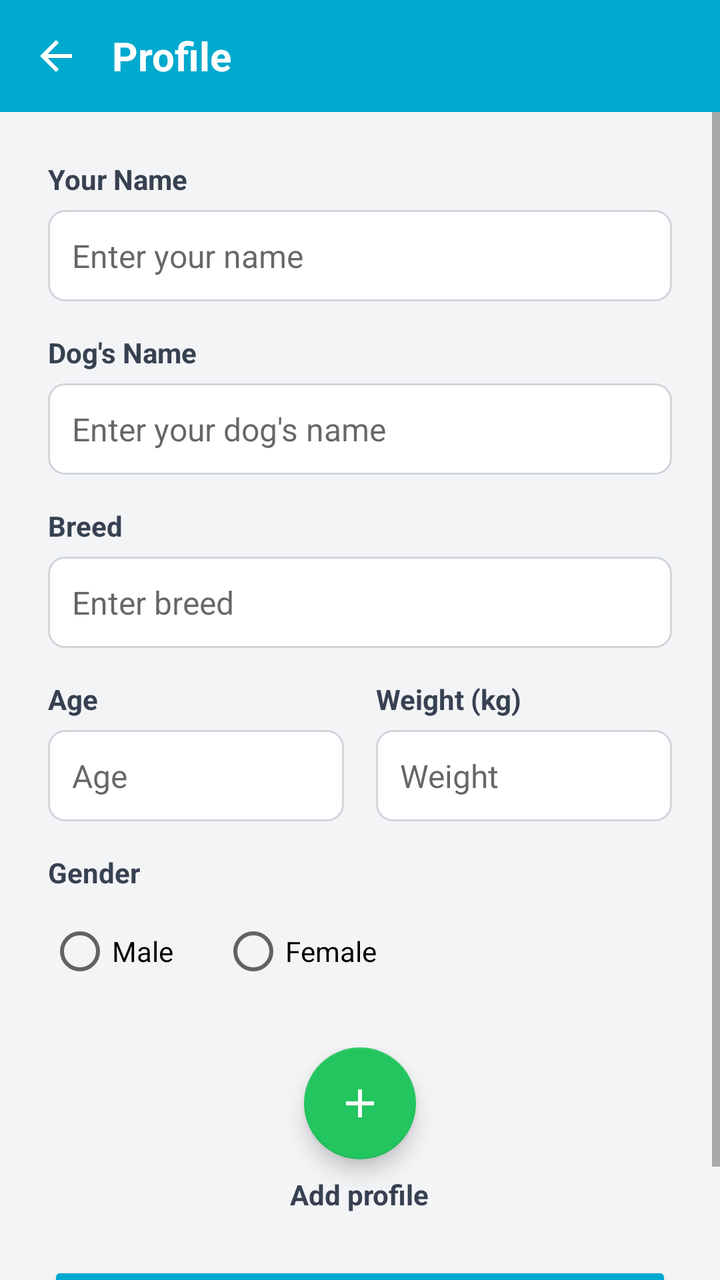
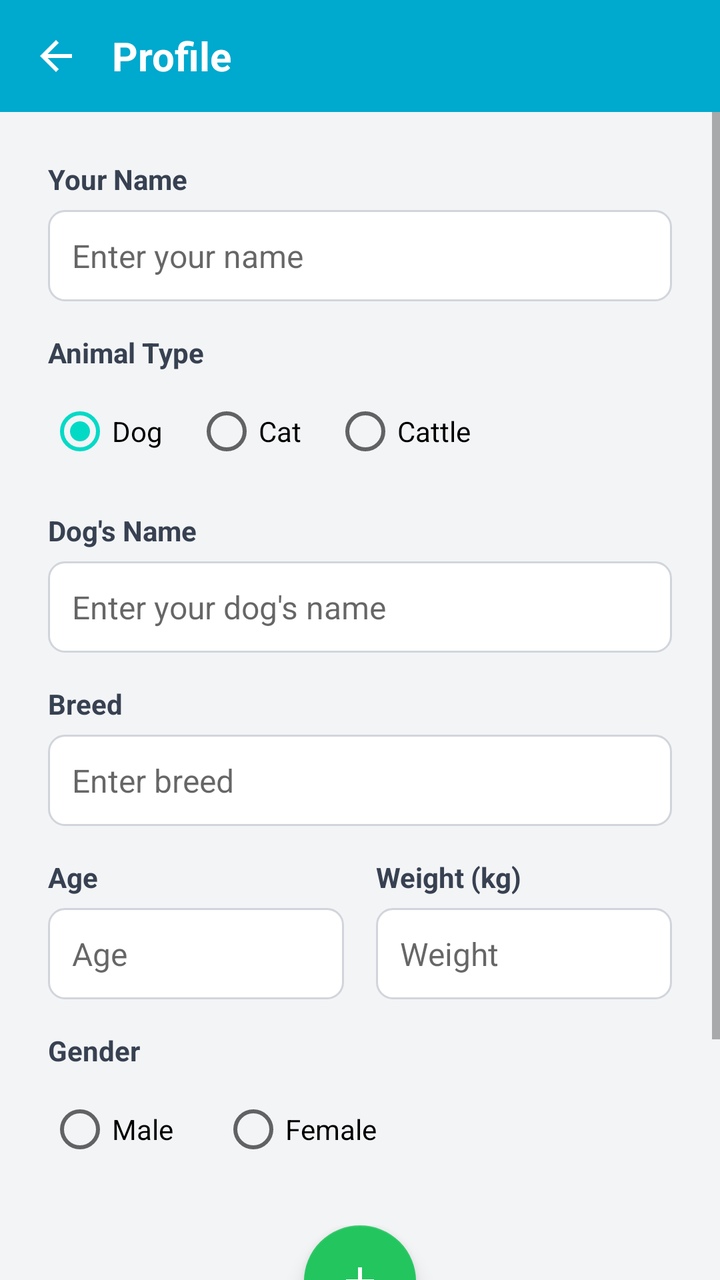

Before-and-after screenshots of an Android layout around one commit, followed by the original layout XML and the change that was made.
<!-- AndroidManifest.xml: application theme Theme.TagMobile -->
<!-- res/layout/activity_add_profile.xml -->
<?xml version="1.0" encoding="utf-8"?>
<LinearLayout xmlns:android="http://schemas.android.com/apk/res/android"
    xmlns:app="http://schemas.android.com/apk/res-auto"
    android:layout_width="match_parent"
    android:layout_height="match_parent"
    android:orientation="vertical"
    android:background="#F3F4F6">

    <LinearLayout
        android:layout_width="match_parent"
        android:layout_height="56dp"
        android:background="#00A9CE"
        android:gravity="center_vertical"
        android:paddingHorizontal="4dp">

        <ImageButton
            android:id="@+id/backBtn"
            android:layout_width="48dp"
            android:layout_height="48dp"
            android:background="?attr/selectableItemBackgroundBorderless"
            android:src="@drawable/ic_back"
            android:contentDescription="Back" />

        <TextView
            android:layout_width="wrap_content"
            android:layout_height="wrap_content"
            android:text="@string/profile"
            android:textColor="@android:color/white"
            android:textSize="20sp"
            android:textStyle="bold"
            android:layout_marginStart="4dp" />
    </LinearLayout>

    <ScrollView
        android:layout_width="match_parent"
        android:layout_height="0dp"
        android:layout_weight="1"
        android:fillViewport="false"
        android:isScrollContainer="true">

        <LinearLayout
            android:id="@+id/formLayout"
            android:layout_width="match_parent"
            android:layout_height="wrap_content"
            android:orientation="vertical"
            android:padding="24dp">

            <TextView
                android:layout_width="wrap_content"
                android:layout_height="wrap_content"
                android:text="Your Name"
                android:textStyle="bold"
                android:textSize="14sp"
                android:textColor="#374151"
                android:layout_marginBottom="6dp" />
            <EditText
                android:id="@+id/nameInput"
                android:layout_width="match_parent"
                android:layout_height="wrap_content"
                android:hint="Enter your name"
                android:inputType="textPersonName"
                android:padding="12dp"
                android:background="@drawable/bg_input"
                android:textSize="16sp"
                android:layout_marginBottom="16dp" />

            <TextView
                android:layout_width="wrap_content"
                android:layout_height="wrap_content"
                android:text="Dog's Name"
                android:textStyle="bold"
                android:textSize="14sp"
                android:textColor="#374151"
                android:layout_marginBottom="6dp" />
            <EditText
                android:id="@+id/dogNameInput"
                android:layout_width="match_parent"
                android:layout_height="wrap_content"
                android:hint="Enter your dog's name"
                android:inputType="textPersonName"
                android:padding="12dp"
                android:background="@drawable/bg_input"
                android:textSize="16sp"
                android:layout_marginBottom="16dp" />

            <TextView
                android:layout_width="wrap_content"
                android:layout_height="wrap_content"
                android:text="Breed"
                android:textStyle="bold"
                android:textSize="14sp"
                android:textColor="#374151"
                android:layout_marginBottom="6dp" />
            <EditText
                android:id="@+id/breedInput"
                android:layout_width="match_parent"
                android:layout_height="wrap_content"
                android:hint="Enter breed"
                android:inputType="text"
                android:padding="12dp"
                android:background="@drawable/bg_input"
                android:textSize="16sp"
                android:layout_marginBottom="16dp" />

            <LinearLayout
                android:layout_width="match_parent"
                android:layout_height="wrap_content"
                android:orientation="horizontal"
                android:baselineAligned="false"
                android:layout_marginBottom="16dp">

                <LinearLayout
                    android:layout_width="0dp"
                    android:layout_height="wrap_content"
                    android:layout_weight="1"
                    android:orientation="vertical"
                    android:layout_marginEnd="8dp">
                    <TextView
                        android:layout_width="wrap_content"
                        android:layout_height="wrap_content"
                        android:text="Age"
                        android:textStyle="bold"
                        android:textSize="14sp"
                        android:textColor="#374151"
                        android:layout_marginBottom="6dp" />
                    <EditText
                        android:id="@+id/ageInput"
                        android:layout_width="match_parent"
                        android:layout_height="wrap_content"
                        android:hint="Age"
                        android:inputType="numberDecimal"
                        android:padding="12dp"
                        android:background="@drawable/bg_input"
                        android:textSize="16sp" />
                </LinearLayout>

                <LinearLayout
                    android:layout_width="0dp"
                    android:layout_height="wrap_content"
                    android:layout_weight="1"
                    android:orientation="vertical"
                    android:layout_marginStart="8dp">
                    <TextView
                        android:layout_width="wrap_content"
                        android:layout_height="wrap_content"
                        android:text="Weight (kg)"
                        android:textStyle="bold"
                        android:textSize="14sp"
                        android:textColor="#374151"
                        android:layout_marginBottom="6dp" />
                    <EditText
                        android:id="@+id/weightInput"
                        android:layout_width="match_parent"
                        android:layout_height="wrap_content"
                        android:hint="Weight"
                        android:inputType="numberDecimal"
                        android:padding="12dp"
                        android:background="@drawable/bg_input"
                        android:textSize="16sp" />
                </LinearLayout>
            </LinearLayout>

            <TextView
                android:layout_width="wrap_content"
                android:layout_height="wrap_content"
                android:text="Gender"
                android:textStyle="bold"
                android:textSize="14sp"
                android:textColor="#374151"
                android:layout_marginBottom="6dp" />
            <RadioGroup
                android:id="@+id/genderGroup"
                android:layout_width="match_parent"
                android:layout_height="wrap_content"
                android:orientation="horizontal"
                android:layout_marginBottom="24dp">
                <RadioButton
                    android:id="@+id/radioMale"
                    android:layout_width="wrap_content"
                    android:layout_height="wrap_content"
                    android:text="Male"
                    android:layout_marginEnd="24dp"/>
                <RadioButton
                    android:id="@+id/radioFemale"
                    android:layout_width="wrap_content"
                    android:layout_height="wrap_content"
                    android:text="Female" />
            </RadioGroup>

            <LinearLayout
                android:layout_width="match_parent"
                android:layout_height="wrap_content"
                android:orientation="vertical"
                android:gravity="center_horizontal"
                android:layout_marginBottom="24dp">

                <com.google.android.material.floatingactionbutton.FloatingActionButton
                    android:id="@+id/addProfileBtn"
                    android:layout_width="wrap_content"
                    android:layout_height="wrap_content"
                    android:contentDescription="@string/add_profile"
                    app:backgroundTint="#22C55E"
                    app:tint="#FFFFFF"
                    app:srcCompat="@drawable/ic_add" />

                <TextView
                    android:layout_width="wrap_content"
                    android:layout_height="wrap_content"
                    android:layout_marginTop="8dp"
                    android:text="@string/add_profile"
                    android:textColor="#374151"
                    android:textStyle="bold"
                    android:textSize="14sp" />
            </LinearLayout>

            <Button
                android:id="@+id/saveProfileBtn"
                android:layout_width="match_parent"
                android:layout_height="wrap_content"
                android:text="@string/finish_save"
                android:backgroundTint="#00A9CE"
                android:textColor="#FFFFFF"
                android:textStyle="bold"
                android:padding="14dp" />
        </LinearLayout>
    </ScrollView>
</LinearLayout>
<!-- resources referenced by this layout -->
<resources>
  <!-- drawable bg_input (drawable) -->
  <?xml version="1.0" encoding="utf-8"?>
  <shape xmlns:android="http://schemas.android.com/apk/res/android">
      <solid android:color="#FFFFFF" />
      <stroke android:width="1dp" android:color="#D1D5DB" />
      <corners android:radius="8dp" />
      <padding android:left="12dp" android:top="12dp" android:right="12dp" android:bottom="12dp" />
  </shape>
  <!-- drawable ic_add (drawable) -->
  <?xml version="1.0" encoding="utf-8"?>
  <vector xmlns:android="http://schemas.android.com/apk/res/android"
      android:width="24dp"
      android:height="24dp"
      android:viewportWidth="24"
      android:viewportHeight="24">
      <path
          android:fillColor="#FFFFFFFF"
          android:pathData="M19,13H13v6h-2v-6H5v-2h6V5h2v6h6v2z" />
  </vector>
  <!-- drawable ic_back (drawable) -->
  <?xml version="1.0" encoding="utf-8"?>
  <vector xmlns:android="http://schemas.android.com/apk/res/android"
      android:width="24dp"
      android:height="24dp"
      android:viewportWidth="24"
      android:viewportHeight="24"
      android:tint="@android:color/white">
      <path
          android:fillColor="@android:color/white"
          android:pathData="M20,11H7.83l5.59,-5.59L12,4l-8,8 8,8 1.41,-1.41L7.83,13H20v-2z"/>
  </vector>
  <string name="add_profile">Add profile</string>
  <string name="finish_save">Finish / Save</string>
  <string name="profile">Profile</string>
  <style name="Theme.TagMobile" parent="Theme.MaterialComponents.Light.NoActionBar">
          <item name="colorPrimary">#00A9CE</item>
          <item name="colorPrimaryVariant">#0093B5</item>
          <item name="colorOnPrimary">@android:color/white</item>
          <item name="android:statusBarColor">#00A9CE</item>
          <item name="android:navigationBarColor">@android:color/white</item>
      </style>
</resources>

<!-- the commit's change to res/layout/activity_add_profile.xml (unified diff, before → after) -->
@@ -67,6 +67,41 @@
             <TextView
                 android:layout_width="wrap_content"
                 android:layout_height="wrap_content"
+                android:text="Animal Type"
+                android:textStyle="bold"
+                android:textSize="14sp"
+                android:textColor="#374151"
+                android:layout_marginBottom="6dp" />
+            <RadioGroup
+                android:id="@+id/animalTypeGroup"
+                android:layout_width="match_parent"
+                android:layout_height="wrap_content"
+                android:orientation="horizontal"
+                android:layout_marginBottom="16dp">
+                <RadioButton
+                    android:id="@+id/radioDog"
+                    android:layout_width="wrap_content"
+                    android:layout_height="wrap_content"
+                    android:text="Dog"
+                    android:checked="true"
+                    android:layout_marginEnd="16dp"/>
+                <RadioButton
+                    android:id="@+id/radioCat"
+                    android:layout_width="wrap_content"
+                    android:layout_height="wrap_content"
+                    android:text="Cat"
+                    android:layout_marginEnd="16dp"/>
+                <RadioButton
+                    android:id="@+id/radioCattle"
+                    android:layout_width="wrap_content"
+                    android:layout_height="wrap_content"
+                    android:text="Cattle" />
+            </RadioGroup>
+
+            <TextView
+                android:id="@+id/animalNameLabel"
+                android:layout_width="wrap_content"
+                android:layout_height="wrap_content"
                 android:text="Dog's Name"
                 android:textStyle="bold"
                 android:textSize="14sp"
